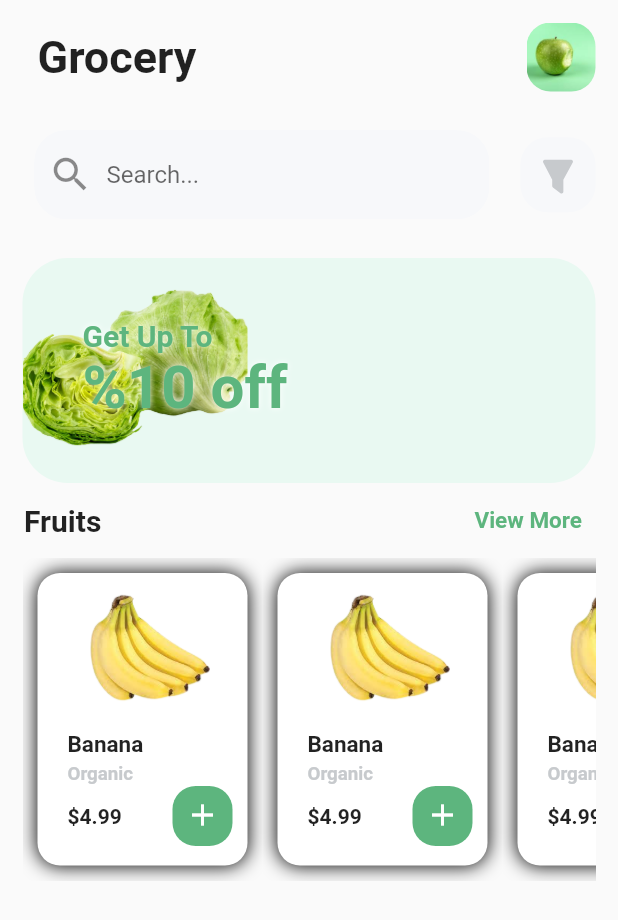
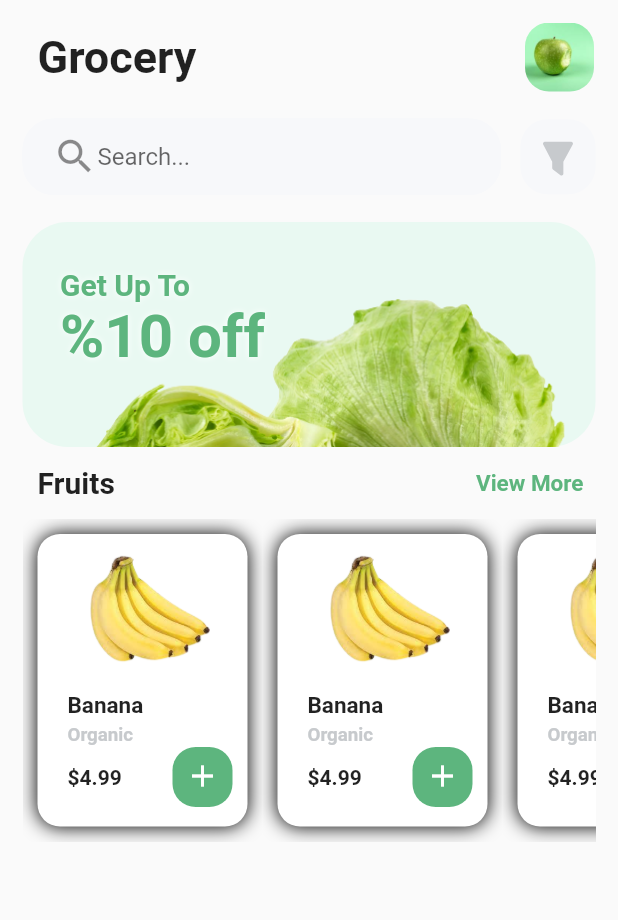
Before and after one commit to ahmloutfy/Grocery-Store, a Flutter app: the screen it shows after launch, on a phone screen of 412 x 824 dp. Shown: the top 920 px of the screen. Run offline on Flutter 3.47's test engine with Material 2 defaults, Android fonts, the light colour scheme and no system bars; our stand-ins replace flutter_svg.

Commit message:
ASGS 10/11/2022 (0)

```diff
--- a/lib/screens/grocery_home.dart
+++ b/lib/screens/grocery_home.dart
@@ -16,14 +16,13 @@ class GroceryPage extends StatelessWidget {
           child: SingleChildScrollView(
             child: Column(
               children: [
-                Row(
+                Padding(
+                  padding: const EdgeInsets.fromLTRB(10, 0, 1, 0),
+                  child: Row(
                     children: [
-                    const Padding(
-                      padding: EdgeInsets.only(left: 10.0),
-                      child: Text(
+                      const Text(
                         'Grocery',
                         style: kTitleTextStyle,
-                      ),
                       ),
                       const Spacer(),
                       ClipRRect(
@@ -36,6 +35,7 @@ class GroceryPage extends StatelessWidget {
                         ),
                       ),
                     ],
+                  ),
                 ),
                 const SizedBox(height: 10.0),
                 Row(children: [
@@ -62,6 +62,7 @@ class GroceryPage extends StatelessWidget {
                 ]),
                 const SizedBox(height: 10.0),
                 Container(
+                  height: 150,
                   decoration: BoxDecoration(
                     borderRadius: BorderRadius.circular(30.0),
                     color: const Color(0xFFE9F9F2),
@@ -69,16 +70,17 @@ class GroceryPage extends StatelessWidget {
                   width: double.infinity,
                   child: Stack(
                     children: [
-                      ClipRRect(
+                      Positioned(
+                        bottom: -150,
+                        right: -10,
+                        height: 290,
                         child: Image.asset(
                           '${kProductsImagesAsset}lettuce.png',
-                          height: 150,
-                          width: 150,
-                          fit: BoxFit.cover,
                         ),
                       ),
-                      Padding(
-                        padding: const EdgeInsets.all(40.0),
+                      Positioned(
+                        top: 30,
+                        left: 25,
                         child: Column(
                           crossAxisAlignment: CrossAxisAlignment.start,
                           children: [
@@ -100,15 +102,16 @@ class GroceryPage extends StatelessWidget {
                     ],
                   ),
                 ),
+                Row(
+                  children: const [
                     Padding(
-                  padding: const EdgeInsets.all(1.0),
-                  child: Row(
-                    children: const [
-                      Text(
+                      padding: EdgeInsets.only(left: 10),
+                      child: Text(
                         'Fruits',
                         style: TextStyle(
                           fontSize: 20.0,
                           fontWeight: FontWeight.bold,
+                        ),
                       ),
                     ),
                     Spacer(),
@@ -124,7 +127,6 @@ class GroceryPage extends StatelessWidget {
                         )),
                   ],
                 ),
-                ),
                 SizedBox(
                   height: 215,
                   width: double.infinity,
@@ -138,3 +140,21 @@ class GroceryPage extends StatelessWidget {
     );
   }
 }
+
+class HalfClip extends CustomClipper<Path> {
+  @override
+  getClip(Size size) {
+    Path path = Path();
+    path.lineTo(0, size.height - 60);
+    path.lineTo(size.width, size.height - 60);
+    path.lineTo(size.width, 0);
+    path.close();
+
+    return path;
+  }
+
+  @override
+  bool shouldReclip(covariant CustomClipper oldClipper) {
+    throw false;
+  }
+}
--- a/lib/utilities/grocery_text_field.dart
+++ b/lib/utilities/grocery_text_field.dart
@@ -8,13 +8,15 @@ class GroceryTextField {
     return Expanded(
       child: Padding(
         padding: const EdgeInsets.fromLTRB(0, 8, 8, 8),
-        child: Padding(
-          padding: const EdgeInsets.all(8.0),
         child: TextField(
           decoration: InputDecoration(
-              prefixIcon: const Icon(
+            contentPadding: const EdgeInsets.symmetric(vertical: 16),
+            prefixIcon: const Padding(
+              padding: EdgeInsets.only(left: 20),
+              child: Icon(
                 Icons.search,
                 size: 30.0,
+              ),
             ),
             enabledBorder: OutlineInputBorder(
               borderSide: const BorderSide(color: kLightGrey),
@@ -26,7 +28,6 @@ class GroceryTextField {
           ),
         ),
       ),
-      ),
     );
   }
 }
```
Also changed, not shown: pubspec.lock (added). Lines whose indentation alone changed are shown as unchanged.
